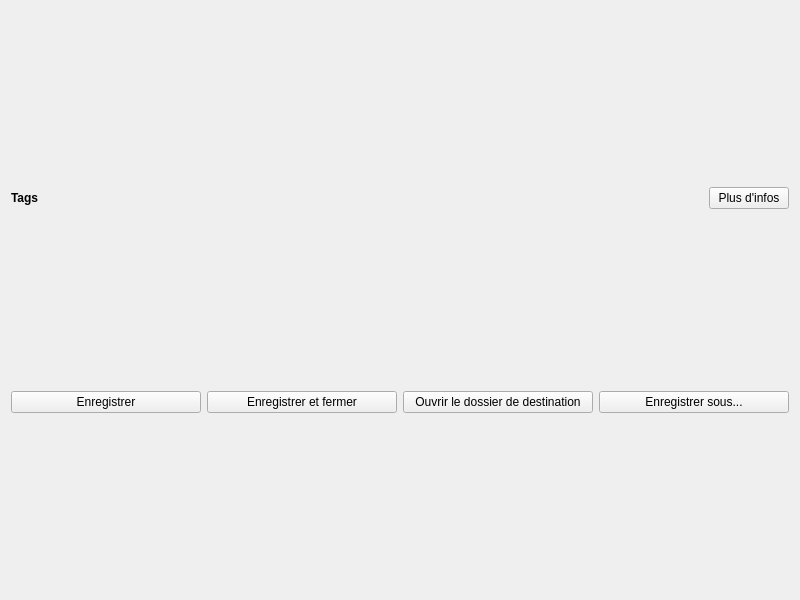
Above: ui/zoomWindow.ui from XanderMld/imgbrd-grabber before the change. Below: the same form after it.
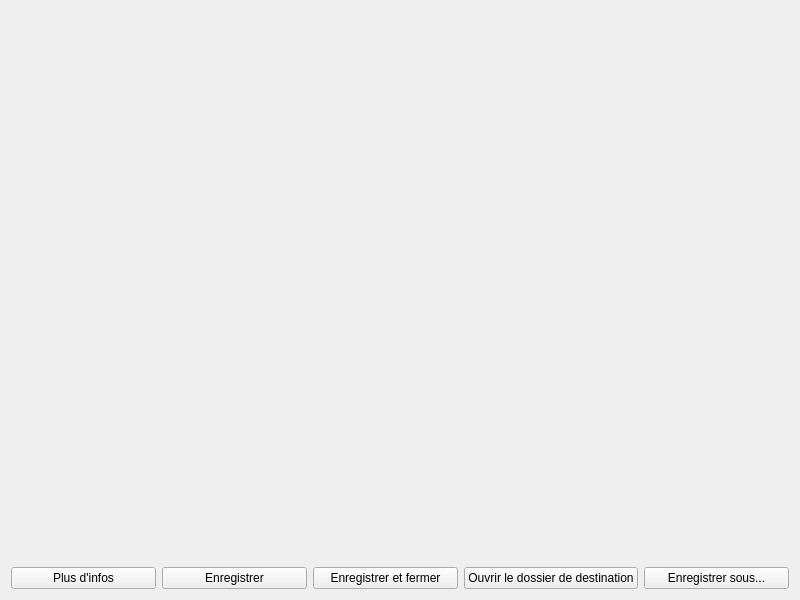
That is the form after the change. Icons and pictures are not drawn.

Patch:
```diff
--- a/ui/zoomWindow.ui
+++ b/ui/zoomWindow.ui
@@ -26,23 +26,22 @@
    <iconset resource="../resources.qrc">
     <normaloff>:/images/icon.ico</normaloff>:/images/icon.ico</iconset>
   </property>
-  <layout class="QVBoxLayout" name="verticalLayout" stretch="0,0">
+  <layout class="QVBoxLayout" name="verticalLayout_2" stretch="1,0">
    <item>
-    <layout class="QHBoxLayout" name="horizontalLayout" stretch="0,1,0">
+    <layout class="QHBoxLayout" name="horizontalLayout" stretch="0,1">
      <item>
-      <widget class="QLabel" name="labelFormTags">
-       <property name="text">
-        <string>&lt;b&gt;Tags&lt;/b&gt;</string>
+      <widget class="QLabel" name="labelTagsLeft">
+       <property name="sizePolicy">
+        <sizepolicy hsizetype="Preferred" vsizetype="Ignored">
+         <horstretch>0</horstretch>
+         <verstretch>0</verstretch>
+        </sizepolicy>
        </property>
-      </widget>
-     </item>
-     <item>
-      <widget class="QLabel" name="labelTags">
        <property name="contextMenuPolicy">
         <enum>Qt::CustomContextMenu</enum>
        </property>
-       <property name="text">
-        <string/>
+       <property name="textFormat">
+        <enum>Qt::RichText</enum>
        </property>
        <property name="wordWrap">
         <bool>true</bool>
@@ -50,16 +49,42 @@
       </widget>
      </item>
      <item>
+      <layout class="QVBoxLayout" name="verticalLayout">
+       <item>
+        <widget class="QLabel" name="labelTagsTop">
+         <property name="sizePolicy">
+          <sizepolicy hsizetype="Ignored" vsizetype="Preferred">
+           <horstretch>0</horstretch>
+           <verstretch>0</verstretch>
+          </sizepolicy>
+         </property>
+         <property name="contextMenuPolicy">
+          <enum>Qt::CustomContextMenu</enum>
+         </property>
+         <property name="text">
+          <string/>
+         </property>
+         <property name="textFormat">
+          <enum>Qt::RichText</enum>
+         </property>
+         <property name="wordWrap">
+          <bool>true</bool>
+         </property>
+        </widget>
+       </item>
+      </layout>
+     </item>
+    </layout>
+   </item>
+   <item>
+    <layout class="QHBoxLayout" name="buttonsLayout">
+     <item>
       <widget class="QPushButton" name="buttonDetails">
        <property name="text">
         <string>Plus d'infos</string>
        </property>
       </widget>
      </item>
-    </layout>
-   </item>
-   <item>
-    <layout class="QHBoxLayout" name="buttonsLayout">
      <item>
       <widget class="QPushButton" name="buttonSave">
        <property name="text">
```
Left out of the diff: 54 changed lines with no effect on the pictures.
